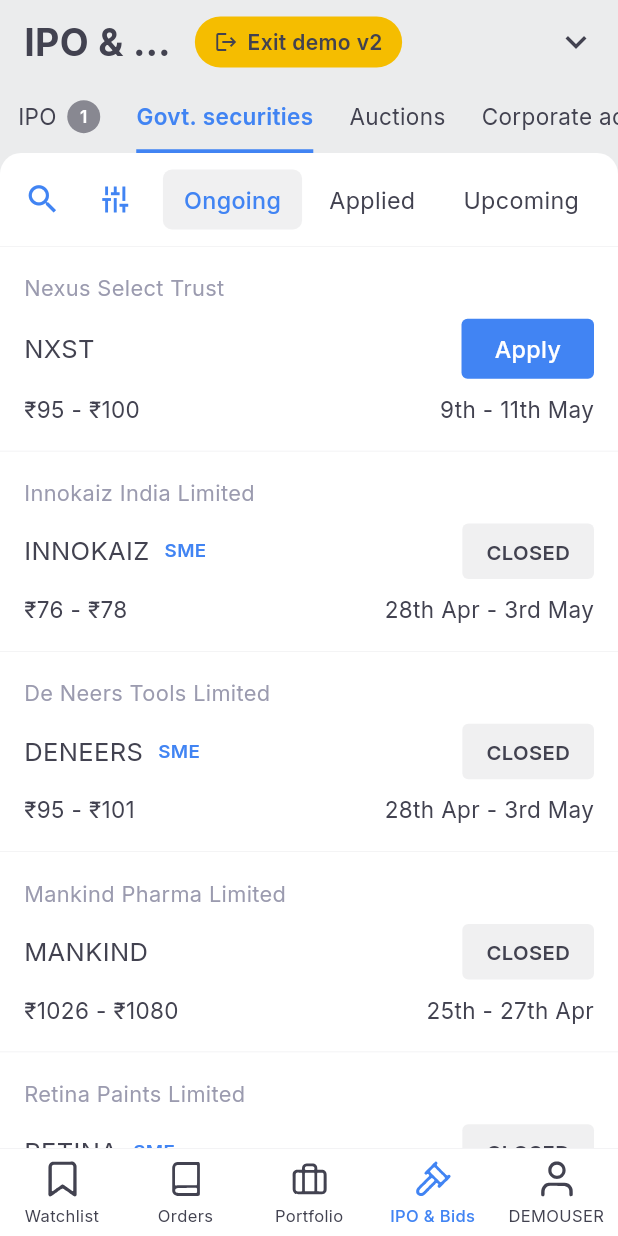
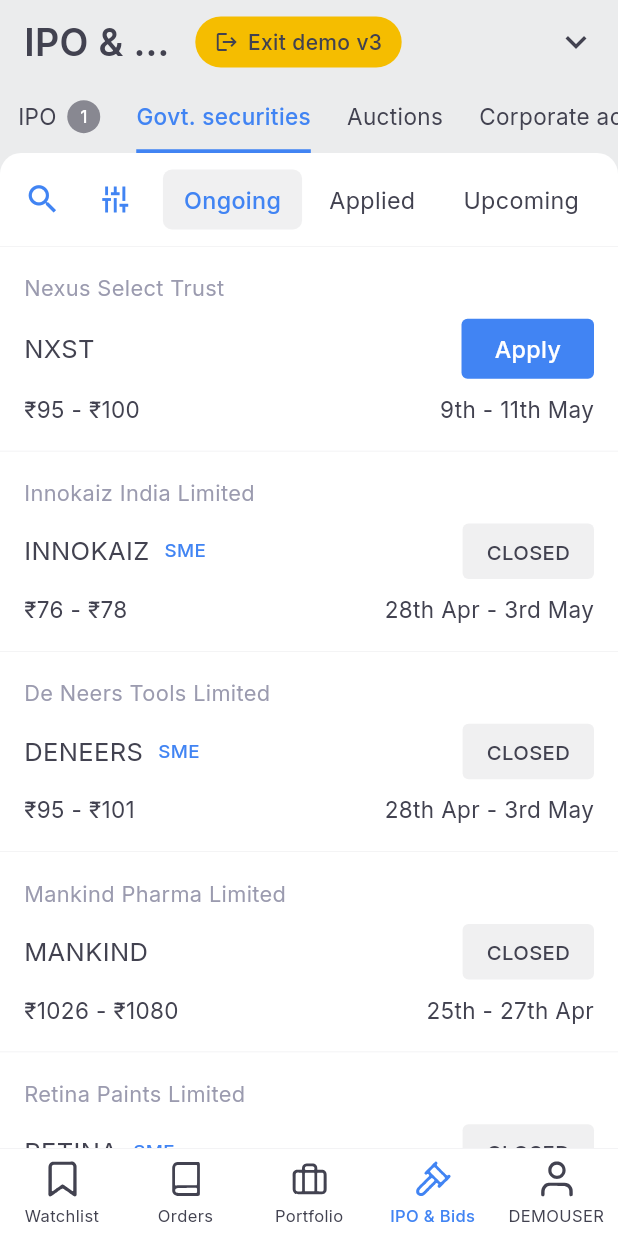
Before and after one commit to Writerw/stock-trading-ui, a Flutter app: the screen it shows after launch, item 4 of the bottom bar chosen, after a tap on "Govt. securities", on a phone screen of 412 x 824 dp. Run offline on Flutter 3.47's test engine with Material 3 defaults, Android fonts, the phone set to English and light mode, and no system bars; our stand-ins replace flutter_svg, google_fonts.

Commit message:
Lighten font weights; add SW-killer for stale cache; bump to v3
- Font was too bold: dropped every weight one step (titles w700->w600,
  semibolds w600->w500) across all screens and shared widgets
- Inject a service-worker unregister script into index.html so lingering
  old service workers (the reason the version label looked stuck) clear
  themselves on load
- Version -> v3 so the loaded build is unambiguous

Co-Authored-By: Claude Opus 4.8 <noreply@anthropic.com>
Claude-Session: https://claude.ai/code/session_01TaJjXVjmkRnnBDYEh9LWe4

```diff
--- a/lib/screens/account_screen.dart
+++ b/lib/screens/account_screen.dart
@@ -59,7 +59,7 @@ class AccountScreen extends StatelessWidget {
                       'Account',
                       style: GoogleFonts.inter(
                           fontSize: 17,
-                          fontWeight: FontWeight.w700,
+                          fontWeight: FontWeight.w600,
                           color: AppTheme.textPrimary),
                     ),
                   ),
@@ -139,7 +139,7 @@ class AccountScreen extends StatelessWidget {
                     'Privacy mode',
                     style: GoogleFonts.inter(
                         fontSize: 17,
-                        fontWeight: FontWeight.w600,
+                        fontWeight: FontWeight.w500,
                         color: AppTheme.textPrimary),
                   ),
                   const Spacer(),
--- a/lib/screens/ipo_screen.dart
+++ b/lib/screens/ipo_screen.dart
@@ -136,7 +136,7 @@ class _IpoScreenState extends State<IpoScreen> {
                   'SME',
                   style: GoogleFonts.inter(
                       fontSize: 12.5,
-                      fontWeight: FontWeight.w600,
+                      fontWeight: FontWeight.w500,
                       color: AppTheme.blue),
                 ),
               ],
@@ -164,7 +164,7 @@ class _IpoScreenState extends State<IpoScreen> {
                     'CLOSED',
                     style: GoogleFonts.inter(
                         fontSize: 13.5,
-                        fontWeight: FontWeight.w600,
+                        fontWeight: FontWeight.w500,
                         color: AppTheme.textPrimary),
                   ),
                 ),
--- a/lib/screens/orders_screen.dart
+++ b/lib/screens/orders_screen.dart
@@ -97,7 +97,7 @@ class _OrdersScreenState extends State<OrdersScreen> {
       child: Text(
         text,
         style: GoogleFonts.inter(
-            fontSize: 12.5, fontWeight: FontWeight.w600, color: fg),
+            fontSize: 12.5, fontWeight: FontWeight.w500, color: fg),
       ),
     );
   }
--- a/lib/screens/watchlist_screen.dart
+++ b/lib/screens/watchlist_screen.dart
@@ -167,7 +167,7 @@ class _WatchlistScreenState extends State<WatchlistScreen> {
                       'Default ',
                       style: GoogleFonts.inter(
                           fontSize: 15,
-                          fontWeight: FontWeight.w700,
+                          fontWeight: FontWeight.w600,
                           color: AppTheme.textPrimary),
                     ),
                     Text(
--- a/lib/version.dart
+++ b/lib/version.dart
@@ -1,3 +1,3 @@
 /// Bumped on every deploy so the loaded build is identifiable in the UI.
 /// TODO: remove this version label once the UI is final.
-const String kBuildVersion = 'v2';
+const String kBuildVersion = 'v3';
--- a/lib/widgets/kite_app_bar.dart
+++ b/lib/widgets/kite_app_bar.dart
@@ -23,7 +23,7 @@ class KiteAppBar extends StatelessWidget {
               overflow: TextOverflow.ellipsis,
               style: GoogleFonts.inter(
                 fontSize: 25,
-                fontWeight: FontWeight.w700,
+                fontWeight: FontWeight.w600,
                 color: AppTheme.textPrimary,
               ),
             ),
@@ -44,7 +44,7 @@ class KiteAppBar extends StatelessWidget {
                   'Exit demo $kBuildVersion',
                   style: GoogleFonts.inter(
                     fontSize: 14,
-                    fontWeight: FontWeight.w600,
+                    fontWeight: FontWeight.w500,
                     color: AppTheme.textPrimary,
                   ),
                 ),
--- a/lib/widgets/kite_tabs.dart
+++ b/lib/widgets/kite_tabs.dart
@@ -70,7 +70,7 @@ class KiteTabs extends StatelessWidget {
                         t.label,
                         style: GoogleFonts.inter(
                           fontSize: 15,
-                          fontWeight: sel ? FontWeight.w600 : FontWeight.w400,
+                          fontWeight: sel ? FontWeight.w500 : FontWeight.w400,
                           color: sel ? AppTheme.blue : AppTheme.textPrimary,
                         ),
                       ),
@@ -111,7 +111,7 @@ class KiteTabs extends StatelessWidget {
         '$n',
         style: GoogleFonts.inter(
           fontSize: 11.5,
-          fontWeight: FontWeight.w600,
+          fontWeight: FontWeight.w500,
           color: Colors.white,
         ),
       ),
```
Also changed, not shown: 1 other file.
